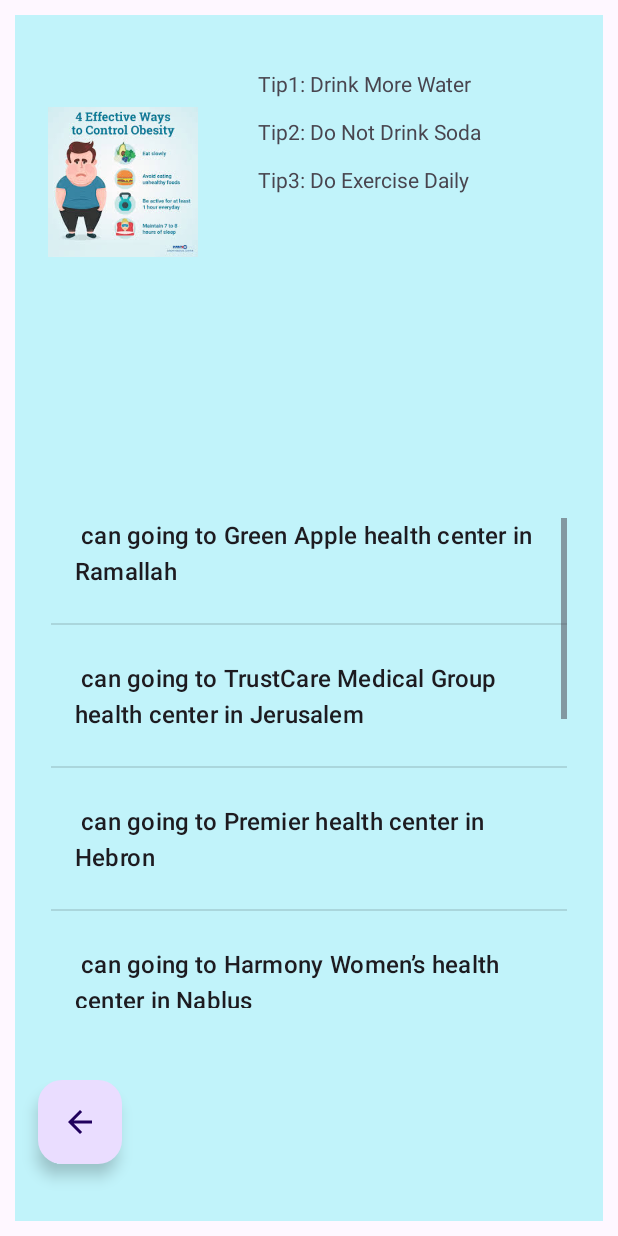
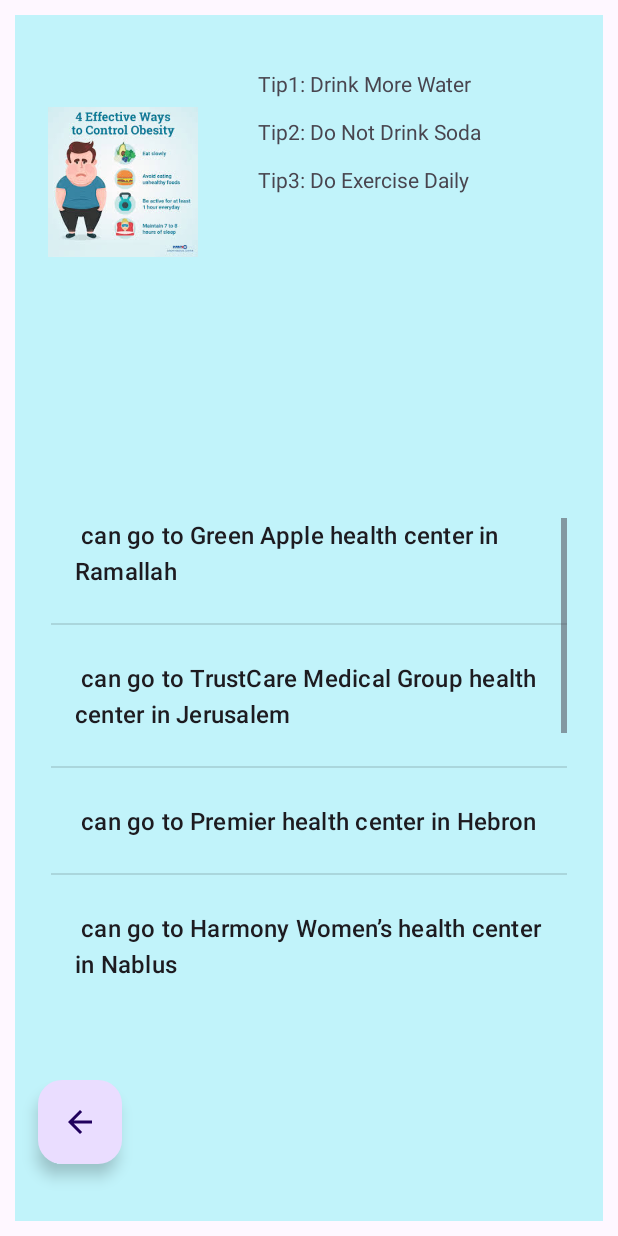
Before and after one commit to Abdallah0Abualwalaya/Assignment1_2024, an Android app: the TipsActivity screen opened directly, with no data from a screen before it, after a tap on an icon or button, on a phone screen of 412 x 824 dp. Run offline under Robolectric (Android 15) with nearby library versions, the phone set to English and light mode, and no system bars; 3 other taps on this screen came first.

Commit message:
version2

```diff
--- a/app/src/main/java/com/example/assignment1_2024/DetailTipActivity.java
+++ b/app/src/main/java/com/example/assignment1_2024/DetailTipActivity.java
@@ -8,6 +8,7 @@ import android.widget.EditText;
 import android.widget.ImageView;
 import android.widget.ListView;
 import android.widget.TextView;
+import android.widget.Toast;
 
 import androidx.appcompat.app.AppCompatActivity;
 
@@ -29,30 +30,41 @@ public class DetailTipActivity extends AppCompatActivity {
         onClickBack();
 
         Intent intent = getIntent();
-        int id = (int)intent.getExtras().get("tip_id");
+        int tipIndex = intent.getIntExtra("tip_index", 0);
+        String weightType = intent.getStringExtra("weight_type");
+        String name = intent.getStringExtra("name");
 
-        Tips tips= Tips.tips[id];
+        // Filter tips based on the weight type and get the selected tip by index
+        List<Tips> tipsList = Tips.getTipsByType(weightType);
+        if (tipIndex < tipsList.size()) {
+            Tips tips = tipsList.get(tipIndex);
 
-        imgDetail.setImageResource(tips.getImageID());
+            imgDetail.setImageResource(tips.getImageID());
 
-        String detailsText = "Tip1: " + tips.getTip1() + "\n\nTip2: " + tips.getTip2() + "\n\nTip3: " + tips.getTip3();
-        txtDetail.setText(detailsText);
+            String detailsText = "Tip1: " + tips.getTip1() + "\n\nTip2: " + tips.getTip2() + "\n\nTip3: " + tips.getTip3();
+            txtDetail.setText(detailsText);
 
-        String name= intent.getStringExtra("name");
+            // Dynamically generate the health center options based on user’s name and location
+            String[] locations = {
+                    name + " can go to Green Apple health center in Ramallah\n",
+                    "\n" + name + " can go to TrustCare Medical Group health center in Jerusalem\n",
+                    "\n" + name + " can go to Premier health center in Hebron\n",
+                    "\n" + name + " can go to Harmony Women’s health center in Nablus\n",
+                    "\n" + name + " can go to Serene Mental health center in Jenin\n",
+                    "\n" + name + " can go to LifeLine Physical Therapy health center in Tolkarm\n",
+                    "\n" + name + " can go to Wellness Path Chiropractic health center in Jerico\n",
+                    "\n" + name + " can go to Peak Performance Sports Medicine health center in BeitLahm\n",
+                    "\n" + name + " can go to Serene Mental health center in Safad\n"
+            };
 
-        String[] locations = {name + " can going to Green Apple health center in Ramallah\n",
-                              "\n" + name + " can going to TrustCare Medical Group health center in Jerusalem\n",
-                              "\n" + name + " can going to Premier health center in Hebron\n",
-                              "\n" + name + " can going to Harmony Women’s health center in Nablus\n",
-                              "\n" + name + " can going to Serene Mental health center in Jenin\n",
-                              "\n" + name + " can going to LifeLine Physical Therapy health center in Tolkarm\n",
-                              "\n" + name + " can going to Wellness Path Chiropractic health center in Jerico\n",
-                              "\n" + name + " can going to Peak Performance Sports Medicine health center in BeitLahm\n",
-                              "\n" + name + " can going to Serene Mental health center in Safad\n"};
+            ArrayAdapter<String> adapter = new ArrayAdapter<>(this, android.R.layout.simple_list_item_1, locations);
+            lstDetail.setAdapter(adapter);
+        }
+        else {
+            Toast.makeText(this, "Invalid tip selection.", Toast.LENGTH_SHORT).show();
+        }
+    }
 
-        ArrayAdapter<String> adapter = new ArrayAdapter<>(this, android.R.layout.simple_list_item_1, locations);
-        lstDetail.setAdapter(adapter);
-    }
 
     private void setUpViews(){
         imgDetail= findViewById(R.id.imgDetail);
--- a/app/src/main/java/com/example/assignment1_2024/TipsActivity.java
+++ b/app/src/main/java/com/example/assignment1_2024/TipsActivity.java
@@ -59,19 +59,20 @@ public class TipsActivity extends AppCompatActivity {
         btnShow.setOnClickListener(new View.OnClickListener() {
             @Override
             public void onClick(View v) {
-                String str= spnWeight.getSelectedItem().toString();
-                List<Tips> tips= Tips.getTipsByType(str);
-                Tips[] arr= tips.toArray(new Tips[tips.size()]);
-                ArrayAdapter<Tips> adapter= new ArrayAdapter<Tips>(TipsActivity.this, android.R.layout.simple_list_item_1, arr);
+                String weightType = spnWeight.getSelectedItem().toString();
+                List<Tips> tips = Tips.getTipsByType(weightType);
+                Tips[] arr = tips.toArray(new Tips[tips.size()]);
+                ArrayAdapter<Tips> adapter = new ArrayAdapter<>(TipsActivity.this, android.R.layout.simple_list_item_1, arr);
                 lstTips.setAdapter(adapter);
 
-                String name= getUserName(edtName.getText().toString());
+                String name = getUserName(edtName.getText().toString());
 
                 AdapterView.OnItemClickListener itemClickListener = new AdapterView.OnItemClickListener() {
                     @Override
                     public void onItemClick(AdapterView<?> parent, View view, int position, long id) {
                         Intent intent = new Intent(TipsActivity.this, DetailTipActivity.class);
-                        intent.putExtra("tip_id", (int)id);
+                        intent.putExtra("tip_index", position); // Pass the position of the tip
+                        intent.putExtra("weight_type", weightType); // Pass the selected weight type
                         intent.putExtra("name", name);
                         startActivity(intent);
                     }
@@ -80,6 +81,7 @@ public class TipsActivity extends AppCompatActivity {
             }
         });
     }
+
 
     private String getUserName(String name){
         if(name.trim().isEmpty()){
```
